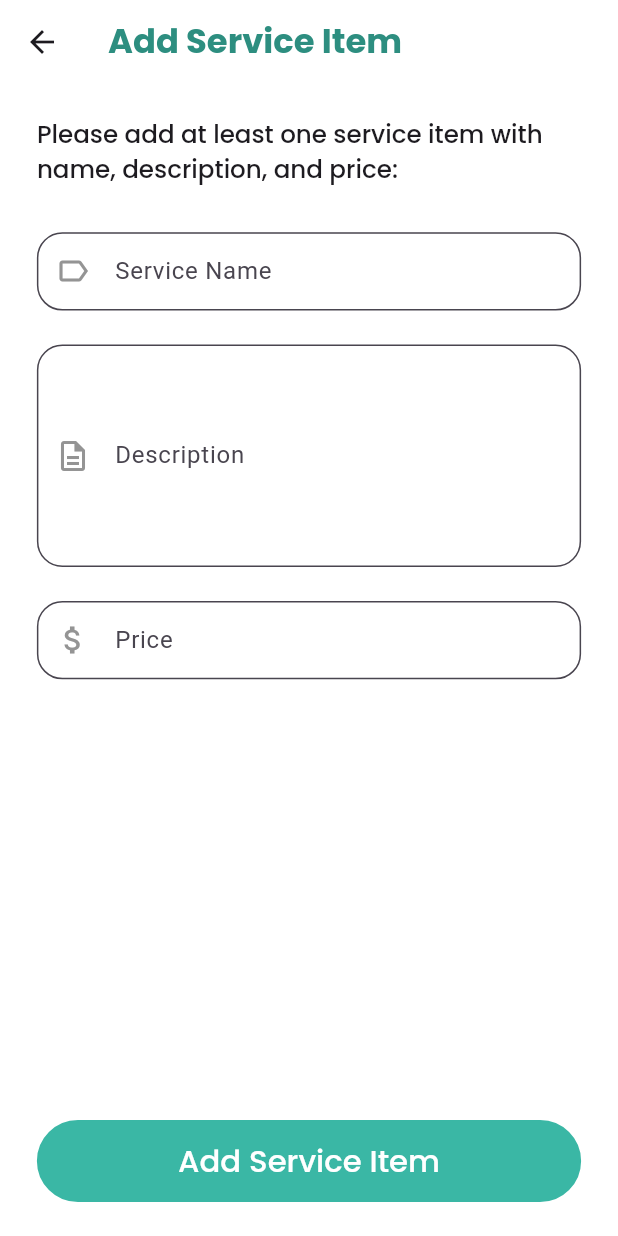
After one commit to Ixovh/rifq, a Flutter app: the ProviderSelectServiceItemScreen screen opened directly, after a tap on "Add Service Item", on a phone screen of 412 x 824 dp. The commit adds this screen. Run offline on Flutter 3.47's test engine with Material 3 defaults, Android fonts, the phone set to English and light mode, and no system bars; drawn by our look-alikes of flutter_form_builder; our stand-ins replace bloc, carousel_slider, dart_mappable, equatable, flutter_bloc, flutter_dotenv and 14 more; accounts and stored records are empty; generated files the repository leaves out were written again.

Commit message:
provider auth feat: ready to use

```diff
--- a/lib/core/routes/base_routes.dart
+++ b/lib/core/routes/base_routes.dart
@@ -43,6 +43,7 @@ import 'package:rifq/features/services_provider_flow/auth/presentation/pages/pro
 import 'package:rifq/features/services_provider_flow/auth/presentation/pages/provider_reset_password_screen.dart';
 import 'package:rifq/features/services_provider_flow/auth/presentation/pages/provider_sends_to_email_screen.dart';
 import 'package:rifq/features/services_provider_flow/auth/presentation/pages/provider_select_service_types_screen.dart';
+import 'package:rifq/features/services_provider_flow/auth/presentation/pages/provider_select_service_item_screen.dart';
 import 'package:rifq/features/services_provider_flow/home/presentation/pages/provider_home_screen.dart';
 
 abstract class Routes {
@@ -67,6 +68,7 @@ abstract class Routes {
   static String providerResetPassword = '/providerResetPassword';
   static String providerSendsToEmail = '/providerSendsToEmail';
   static String providerSelectServiceTypes = '/providerSelectServiceTypes';
+  static String providerSelectServiceItem = '/providerSelectServiceItem';
 
   static String aiScreen = '/aiScreen';
   static String healthScreen = '/healthScreen';
@@ -197,7 +199,16 @@ abstract class Routes {
         builder: (context, state) {
           return BlocProvider.value(
             value: state.extra as ProviderAuthCubit,
-            child:  ProviderSelectServiceTypesScreen(),
+            child: ProviderSelectServiceTypesScreen(),
+          );
+        },
+      ),
+      GoRoute(
+        path: providerSelectServiceItem,
+        builder: (context, state) {
+          return BlocProvider.value(
+            value: state.extra as ProviderAuthCubit,
+            child: const ProviderSelectServiceItemScreen(),
           );
         },
       ),
--- /dev/null
+++ b/lib/features/services_provider_flow/auth/presentation/pages/provider_select_service_item_screen.dart
@@ -0,0 +1,187 @@
+import 'package:flutter/material.dart';
+import 'package:flutter_bloc/flutter_bloc.dart';
+import 'package:flutter_form_builder/flutter_form_builder.dart';
+import 'package:flutter_screenutil/flutter_screenutil.dart';
+import 'package:form_builder_validators/form_builder_validators.dart';
+import 'package:go_router/go_router.dart';
+import 'package:rifq/core/routes/base_routes.dart';
+import 'package:rifq/core/theme/app_theme.dart';
+import 'package:rifq/features/owner_flow/auth/presentation/widgets/container_button.dart';
+import 'package:rifq/features/owner_flow/auth/presentation/widgets/custom_form_builder_text_field.dart';
+import 'package:rifq/features/services_provider_flow/auth/presentation/cubit/provider_auth_cubit.dart';
+
+class ProviderSelectServiceItemScreen extends StatelessWidget {
+  const ProviderSelectServiceItemScreen({super.key});
+
+  @override
+  Widget build(BuildContext context) {
+    final cubit = context.read<ProviderAuthCubit>();
+    final formKey = GlobalKey<FormBuilderState>();
+
+    return BlocConsumer<ProviderAuthCubit, ProviderAuthState>(
+      listener: (context, state) {
+        switch (state) {
+          case ProviderAuthServiceItemAddedSuccessState _:
+            context.go(Routes.providerHome);
+            break;
+          case ProviderAuthErrorState _:
+            ScaffoldMessenger.of(
+              context,
+            ).showSnackBar(SnackBar(content: Text(state.msg)));
+            break;
+          default:
+            break;
+        }
+      },
+      builder: (context, state) {
+        final isLoading = state is ProviderAuthLoadingState;
+
+        return Scaffold(
+          backgroundColor: context.neutral100,
+          appBar: AppBar(
+            title: Text(
+              'Add Service Item',
+              style: context.h5.copyWith(color: context.primary400),
+            ),
+            backgroundColor: context.neutral100,
+            elevation: 0,
+          ),
+          body: SafeArea(
+            child: Padding(
+              padding: EdgeInsets.symmetric(horizontal: 24.w),
+              child: FormBuilder(
+                key: formKey,
+                child: Column(
+                  crossAxisAlignment: CrossAxisAlignment.start,
+                  children: [
+                    SizedBox(height: 24.h),
+                    Text(
+                      'Please add at least one service item with name, description, and price:',
+                      style: context.body1.copyWith(fontSize: 16.sp),
+                    ),
+                    SizedBox(height: 32.h),
+                    Expanded(
+                      child: SingleChildScrollView(
+                        child: Column(
+                          crossAxisAlignment: CrossAxisAlignment.start,
+                          children: [
+                            CustomFormBuilderTextField(
+                              name: 'name',
+                              label: 'Service Name',
+                              iconData: Icons.label_outline,
+                              validators: [
+                                FormBuilderValidators.required(
+                                  errorText: 'Service name is required.',
+                                ),
+                              ],
+                            ),
+                            SizedBox(height: 24.h),
+                            FormBuilderTextField(
+                              name: 'description',
+                              maxLines: 5,
+                              cursorColor: context.neutral1000,
+                              decoration: InputDecoration(
+                                contentPadding: EdgeInsets.symmetric(
+                                  horizontal: 20.r,
+                                  vertical: 15.r,
+                                ),
+                                prefixIcon: Icon(
+                                  Icons.description_outlined,
+                                  color: const Color(0xFF949494),
+                                ),
+                                labelText: 'Description',
+                                filled: true,
+                                fillColor: context.neutral100,
+                                border: OutlineInputBorder(
+                                  borderRadius: BorderRadius.circular(18.r),
+                                  borderSide: const BorderSide(
+                                    color: Color(0xFF949494),
+                                  ),
+                                ),
+                                focusedBorder: OutlineInputBorder(
+                                  borderRadius: BorderRadius.circular(18.r),
+                                  borderSide: BorderSide(
+                                    color: context.neutral700,
+                                    width: 1,
+                                  ),
+                                ),
+                              ),
+                              validator: FormBuilderValidators.compose([
+                                FormBuilderValidators.required(
+                                  errorText: 'Description is required.',
+                                ),
+                              ]),
+                            ),
+                            SizedBox(height: 24.h),
+                            CustomFormBuilderTextField(
+                              name: 'price',
+                              label: 'Price',
+                              iconData: Icons.attach_money,
+                              validators: [
+                                FormBuilderValidators.required(
+                                  errorText: 'Price is required.',
+                                ),
+                                FormBuilderValidators.numeric(
+                                  errorText: 'Please enter a valid number.',
+                                ),
+                                (value) {
+                                  if (value != null && value.isNotEmpty) {
+                                    final price = double.tryParse(value);
+                                    if (price == null || price <= 0) {
+                                      return 'Price must be greater than zero.';
+                                    }
+                                  }
+                                  return null;
+                                },
+                              ],
+                            ),
+                          ],
+                        ),
+                      ),
+                    ),
+                    SizedBox(height: 24.h),
+                    ContainerButton(
+                      label: 'Add Service Item',
+                      containerColor: context.primary300,
+                      textColor: context.neutral100,
+                      fontSize: 20,
+                      onTap: isLoading
+                          ? null
+                          : () {
+                              if (formKey.currentState?.saveAndValidate() ??
+                                  false) {
+                                final formData = formKey.currentState!.value;
+                                final providerId = cubit.providerId;
+
+                                if (providerId == null) {
+                                  ScaffoldMessenger.of(context).showSnackBar(
+                                    const SnackBar(
+                                      content: Text('Provider ID not found'),
+                                    ),
+                                  );
+                                  return;
+                                }
+
+                                cubit.addServiceItem(
+                                  providerId: providerId,
+                                  name: formData['name'] as String,
+                                  description:
+                                      formData['description'] as String,
+                                  price: double.parse(
+                                    formData['price'] as String,
+                                  ),
+                                );
+                              }
+                            },
+                    ),
+                    SizedBox(height: 24.h),
+                  ],
+                ),
+              ),
+            ),
+          ),
+        );
+      },
+    );
+  }
+}
--- a/lib/features/services_provider_flow/auth/presentation/pages/provider_select_service_types_screen.dart
+++ b/lib/features/services_provider_flow/auth/presentation/pages/provider_select_service_types_screen.dart
@@ -25,7 +25,10 @@ class ProviderSelectServiceTypesScreen extends StatelessWidget {
       listener: (context, state) {
         switch (state) {
           case ProviderAuthServiceTypesSelectedSuccessState _:
-            context.pushReplacement(Routes.providerHome);
+            context.push(
+              Routes.providerSelectServiceItem,
+              extra: cubit,
+            );
             break;
           case ProviderAuthErrorState _:
             ScaffoldMessenger.of(
```
